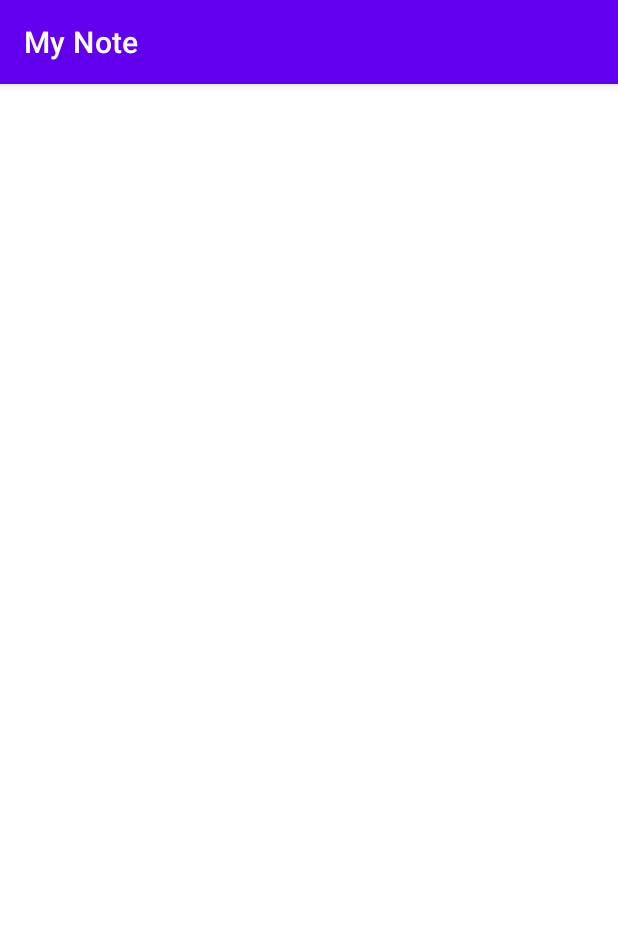
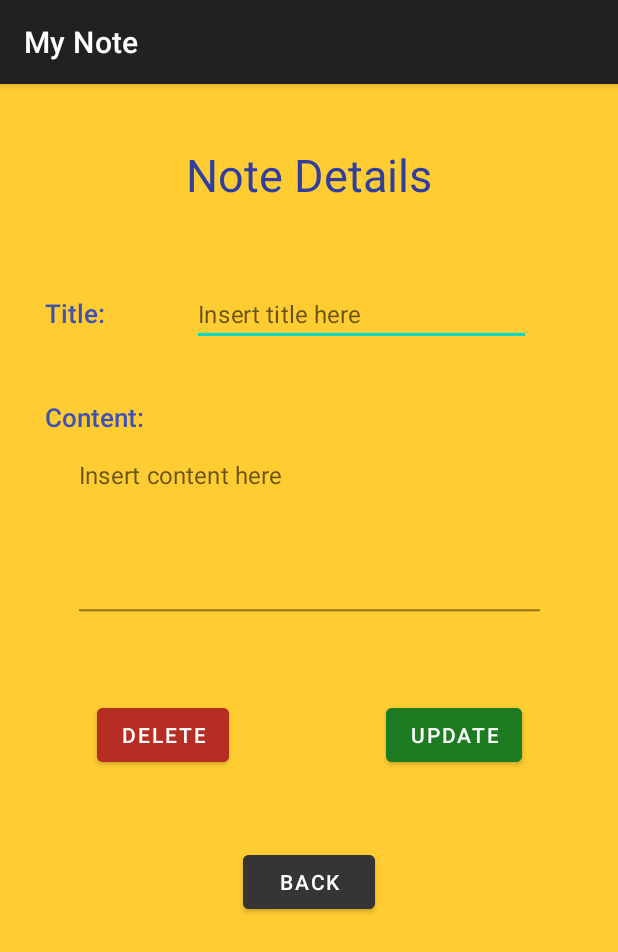
Before and after one commit to primayoriko/android-note-app, an Android app: the NoteDetailsActivity screen opened directly, with no data from a screen before it, on a phone screen of 412 x 824 dp. Shown: the top 952 px of the screen. Run offline under Robolectric (Android 15) with nearby library versions, the phone set to English and light mode, and no system bars.

Commit message:
chore: create note details template

```diff
--- a/app/src/main/res/layout/activity_about.xml
+++ b/app/src/main/res/layout/activity_about.xml
@@ -6,7 +6,7 @@
     android:id="@+id/activity_about"
     android:layout_width="match_parent"
     android:layout_height="match_parent"
-    android:background="@color/backgroundPrimary"
+    android:background="@color/background_primary"
     tools:context=".ui.about.AboutActivity">
 
     <TextView
--- a/app/src/main/res/layout/activity_main.xml
+++ b/app/src/main/res/layout/activity_main.xml
@@ -6,7 +6,7 @@
     android:id="@+id/activity_main"
     android:layout_width="match_parent"
     android:layout_height="match_parent"
-    android:background="@color/backgroundPrimary"
+    android:background="@color/background_primary"
     tools:context=".ui.main.MainActivity">
 
     <TextView
--- a/app/src/main/res/layout/activity_note.xml
+++ b/app/src/main/res/layout/activity_note.xml
@@ -16,7 +16,7 @@
             android:id="@+id/toolbar"
             android:layout_width="match_parent"
             android:layout_height="?attr/actionBarSize"
-            android:background="?attr/colorPrimary"
+            android:background="?attr/color_primary"
             app:popupTheme="@style/Theme.MyNote.PopupOverlay" />
 
     </com.google.android.material.appbar.AppBarLayout>
--- a/app/src/main/res/layout/activity_note_details.xml
+++ b/app/src/main/res/layout/activity_note_details.xml
@@ -1,9 +1,120 @@
 <?xml version="1.0" encoding="utf-8"?>
-<androidx.constraintlayout.widget.ConstraintLayout xmlns:android="http://schemas.android.com/apk/res/android"
+<ScrollView
+    xmlns:android="http://schemas.android.com/apk/res/android"
     xmlns:app="http://schemas.android.com/apk/res-auto"
     xmlns:tools="http://schemas.android.com/tools"
     android:layout_width="match_parent"
     android:layout_height="match_parent"
+    android:background="@color/background_primary"
     tools:context=".ui.note.NoteDetailsActivity">
 
-</androidx.constraintlayout.widget.ConstraintLayout>
+    <androidx.constraintlayout.widget.ConstraintLayout
+        android:layout_width="match_parent"
+        android:layout_height="wrap_content">
+
+        <TextView
+            android:id="@+id/tvPageTitle"
+            android:layout_width="wrap_content"
+            android:layout_height="wrap_content"
+            android:layout_marginTop="36dp"
+            android:text="Note Details"
+            app:layout_constraintEnd_toEndOf="parent"
+            app:layout_constraintStart_toStartOf="parent"
+            app:layout_constraintTop_toTopOf="parent"
+            style="@style/tv_page_title"/>
+
+        <TextView
+            android:id="@+id/tvTitle"
+            android:layout_width="wrap_content"
+            android:layout_height="wrap_content"
+            android:layout_marginVertical="60dp"
+            android:layout_marginLeft="30dp"
+            android:text="Title:"
+            app:layout_constraintStart_toStartOf="parent"
+            app:layout_constraintTop_toBottomOf="@+id/tvPageTitle"
+            style="@style/tv_content_title"/>
+
+        <EditText
+            android:id="@+id/etTitle"
+            android:layout_width="wrap_content"
+            android:layout_height="wrap_content"
+            android:minWidth="250dp"
+            android:layout_marginHorizontal="5dp"
+            android:layout_marginVertical="50dp"
+            android:hint="Insert title here"
+            android:textColor="@color/color_primary_dark"
+            android:scaleX=".9"
+            android:scaleY=".9"
+            app:layout_constraintEnd_toEndOf="parent"
+            app:layout_constraintStart_toEndOf="@+id/tvTitle"
+            app:layout_constraintTop_toBottomOf="@+id/tvPageTitle" />
+
+        <TextView
+            android:id="@+id/tvContent"
+            android:layout_width="wrap_content"
+            android:layout_height="wrap_content"
+            android:layout_marginVertical="45dp"
+            android:layout_marginLeft="30dp"
+            android:text="Content:"
+            app:layout_constraintStart_toStartOf="parent"
+            app:layout_constraintTop_toBottomOf="@+id/tvTitle"
+            style="@style/tv_content_title" />
+
+        <EditText
+            android:id="@+id/etContent"
+            android:layout_height="wrap_content"
+            android:layout_width="wrap_content"
+            android:minWidth="350dp"
+            android:gravity="top|left"
+            android:lines="10"
+            android:minLines="5"
+            android:maxLines="20"
+            android:hint="Insert content here"
+            android:textColor="@color/color_primary_dark"
+            android:scaleX=".9"
+            android:scaleY=".9"
+            app:layout_constraintEnd_toEndOf="parent"
+            app:layout_constraintStart_toStartOf="parent"
+            app:layout_constraintTop_toBottomOf="@+id/tvContent" />
+
+        <Button
+            android:id="@+id/btnDelete"
+            android:layout_width="wrap_content"
+            android:layout_height="wrap_content"
+            android:layout_marginVertical="45dp"
+            android:backgroundTint="@color/red"
+            android:text="Delete"
+            app:layout_constraintHorizontal_bias=".2"
+            app:layout_constraintEnd_toEndOf="parent"
+            app:layout_constraintHorizontal_chainStyle="packed"
+            app:layout_constraintStart_toStartOf="parent"
+            app:layout_constraintTop_toBottomOf="@+id/etContent" />
+
+        <Button
+            android:id="@+id/btnSave"
+            android:layout_width="wrap_content"
+            android:layout_height="wrap_content"
+            android:layout_marginVertical="45dp"
+            android:backgroundTint="@color/green"
+            android:text="Update"
+            app:layout_constraintHorizontal_bias=".8"
+            app:layout_constraintEnd_toEndOf="parent"
+            app:layout_constraintHorizontal_chainStyle="packed"
+            app:layout_constraintStart_toStartOf="parent"
+            app:layout_constraintTop_toBottomOf="@+id/etContent" />
+
+        <Button
+            android:id="@+id/btnCancel"
+            android:layout_width="wrap_content"
+            android:layout_height="wrap_content"
+            android:layout_marginVertical="50dp"
+            android:backgroundTint="@color/dark_gray"
+            android:text="Back"
+            app:layout_constraintBottom_toBottomOf="parent"
+            app:layout_constraintEnd_toEndOf="parent"
+            app:layout_constraintStart_toStartOf="parent"
+            app:layout_constraintTop_toBottomOf="@+id/btnDelete" />
+
+    </androidx.constraintlayout.widget.ConstraintLayout>
+
+</ScrollView>
--- a/app/src/main/res/layout/fragment_note_creator.xml
+++ b/app/src/main/res/layout/fragment_note_creator.xml
@@ -4,7 +4,7 @@
     xmlns:tools="http://schemas.android.com/tools"
     android:layout_width="match_parent"
     android:layout_height="match_parent"
-    android:background="@color/backgroundPrimary"
+    android:background="@color/background_primary"
     tools:context=".ui.note.NoteCreatorFragment">
 
     <TextView
@@ -37,7 +37,7 @@
         android:layout_marginHorizontal="5dp"
         android:layout_marginVertical="50dp"
         android:hint="Insert title here"
-        android:textColor="@color/colorPrimaryDark"
+        android:textColor="@color/color_primary_dark"
         android:scaleX=".9"
         android:scaleY=".9"
         app:layout_constraintEnd_toEndOf="parent"
@@ -65,7 +65,7 @@
         android:minLines="5"
         android:maxLines="20"
         android:hint="Insert content here"
-        android:textColor="@color/colorPrimaryDark"
+        android:textColor="@color/color_primary_dark"
         android:scaleX=".9"
         android:scaleY=".9"
         app:layout_constraintEnd_toEndOf="parent"
--- a/app/src/main/res/layout/fragment_note_list.xml
+++ b/app/src/main/res/layout/fragment_note_list.xml
@@ -24,7 +24,7 @@
         android:layout_gravity="bottom|end"
         android:layout_marginRight="15dp"
         android:layout_marginBottom="30dp"
-        android:backgroundTint="@color/colorPrimary"
+        android:backgroundTint="@color/color_primary"
         android:contentDescription="image"
         app:srcCompat="@drawable/ic_baseline_add_comment_24"
         app:tint="#B5E380"
--- a/app/src/main/res/values-night/themes.xml
+++ b/app/src/main/res/values-night/themes.xml
@@ -2,15 +2,15 @@
     <!-- Base application theme. -->
     <style name="Theme.MyNote" parent="Theme.MaterialComponents.DayNight.DarkActionBar">
         <!-- Primary brand color. -->
-        <item name="colorPrimary">@color/purple_200</item>
-        <item name="colorPrimaryVariant">@color/purple_700</item>
+        <item name="color_primary">@color/purple_200</item>
+        <item name="color_primaryVariant">@color/purple_700</item>
         <item name="colorOnPrimary">@color/black</item>
         <!-- Secondary brand color. -->
         <item name="colorSecondary">@color/teal_200</item>
         <item name="colorSecondaryVariant">@color/teal_200</item>
         <item name="colorOnSecondary">@color/black</item>
         <!-- Status bar color. -->
-        <item name="android:statusBarColor" tools:targetApi="l">?attr/colorPrimaryVariant</item>
+        <item name="android:statusBarColor" tools:targetApi="l">?attr/color_primaryVariant</item>
         <!-- Customize your theme here. -->
     </style>
 </resources>
--- a/app/src/main/res/values/colors.xml
+++ b/app/src/main/res/values/colors.xml
@@ -6,6 +6,7 @@
     <color name="teal_200">#FF03DAC5</color>
     <color name="teal_700">#FF018786</color>
     <color name="light_yellow">#FDF5AB</color>
+    <color name="dark_gray">#353535</color>
     <color name="green">#1D7C21</color>
     <color name="red">#B62D23</color>
     <color name="black">#FF000000</color>
@@ -15,9 +16,8 @@
     <color name="light_blue_A200">#FF40C4FF</color>
     <color name="light_blue_A400">#FF00B0FF</color>
     <color name="black_overlay">#66000000</color>
-    <color name="colorPrimary">#3F51B5</color>
-    <color name="colorPrimaryDark">#303F9F</color>
-    <color name="backgroundPrimary">#FFCC32</color>
-    <color name="colorAccent">#FF4081</color>
-    <color name="buttonLabel">#FFFFFF</color>
+    <color name="color_primary">#3F51B5</color>
+    <color name="color_primary_dark">#303F9F</color>
+    <color name="background_primary">#FFCC32</color>
+    <color name="color_accent">#FF4081</color>
 </resources>
--- a/app/src/main/res/values/themes.xml
+++ b/app/src/main/res/values/themes.xml
@@ -2,15 +2,15 @@
     <!-- Base application theme. -->
     <style name="Theme.MyNote" parent="Theme.MaterialComponents.DayNight.DarkActionBar">
         <!-- Primary brand color. -->
-        <item name="colorPrimary">@color/purple_500</item>
-        <item name="colorPrimaryVariant">@color/purple_700</item>
+        <item name="color_primary">@color/purple_500</item>
+        <item name="color_primaryVariant">@color/purple_700</item>
         <item name="colorOnPrimary">@color/white</item>
         <!-- Secondary brand color. -->
         <item name="colorSecondary">@color/teal_200</item>
         <item name="colorSecondaryVariant">@color/teal_700</item>
         <item name="colorOnSecondary">@color/black</item>
         <!-- Status bar color. -->
-        <item name="android:statusBarColor" tools:targetApi="l">?attr/colorPrimaryVariant</item>
+        <item name="android:statusBarColor" tools:targetApi="l">?attr/color_primaryVariant</item>
         <!-- Customize your theme here. -->
     </style>
 
```
Also changed, not shown: app/src/main/res/values-v26/style.xml (+8 -8 lines), app/src/main/res/values/style.xml (+10 -10 lines).
